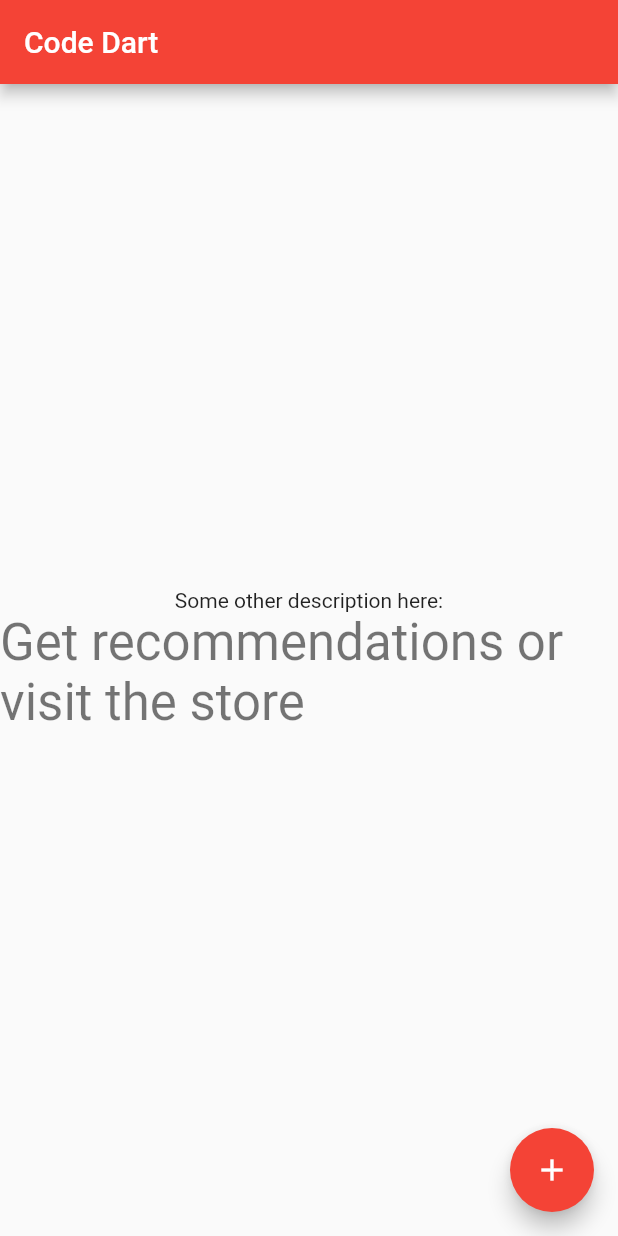
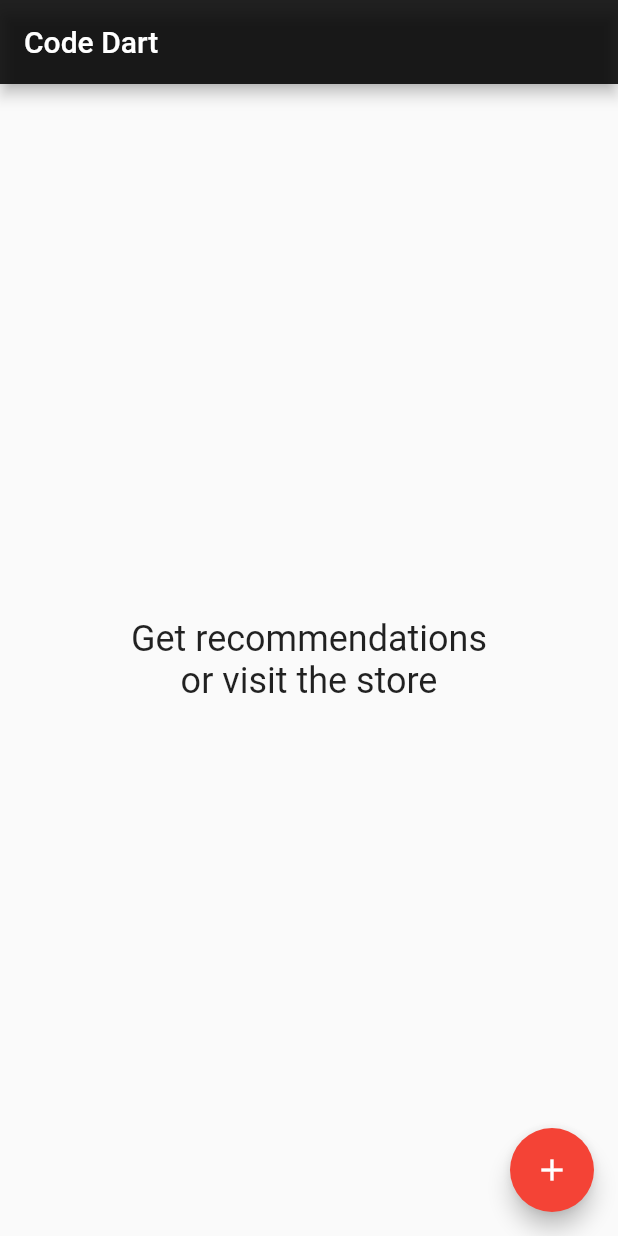
Before and after one commit to bxcd/cartcraft, a Flutter app: the screen it shows after launch, on a phone screen of 412 x 824 dp. Run offline on Flutter 3.47's test engine with Material 2 defaults, Android fonts, the phone set to English and light mode, and no system bars; missing offline and left inert: survey_kit.

Commit message:
Update HomePage styling

```diff
--- a/lib/home/home_page.dart
+++ b/lib/home/home_page.dart
@@ -39,7 +39,9 @@ class _HomePageState extends State<HomePage> {
       });
     }
     return Scaffold(
+
       appBar: AppBar(
+        backgroundColor: Colors.black87,
         // Here we take the value from the MyHomePage object that was created by
         // the App.build method, and use it to set our appbar title.
         title: Text(widget.title),
@@ -64,12 +66,11 @@ class _HomePageState extends State<HomePage> {
           // horizontal).
           mainAxisAlignment: MainAxisAlignment.center,
           children: <Widget>[
-            const Text(
-              'Some other description here:',
-            ),
             Text(
-              'Get recommendations or visit the store',
-              style: Theme.of(context).textTheme.headline4,
+              'Get recommendations\nor visit the store',
+              textAlign: TextAlign.center,
+
+              style: Theme.of(context).textTheme.headline5,
             ),
           ],
         ),
```
